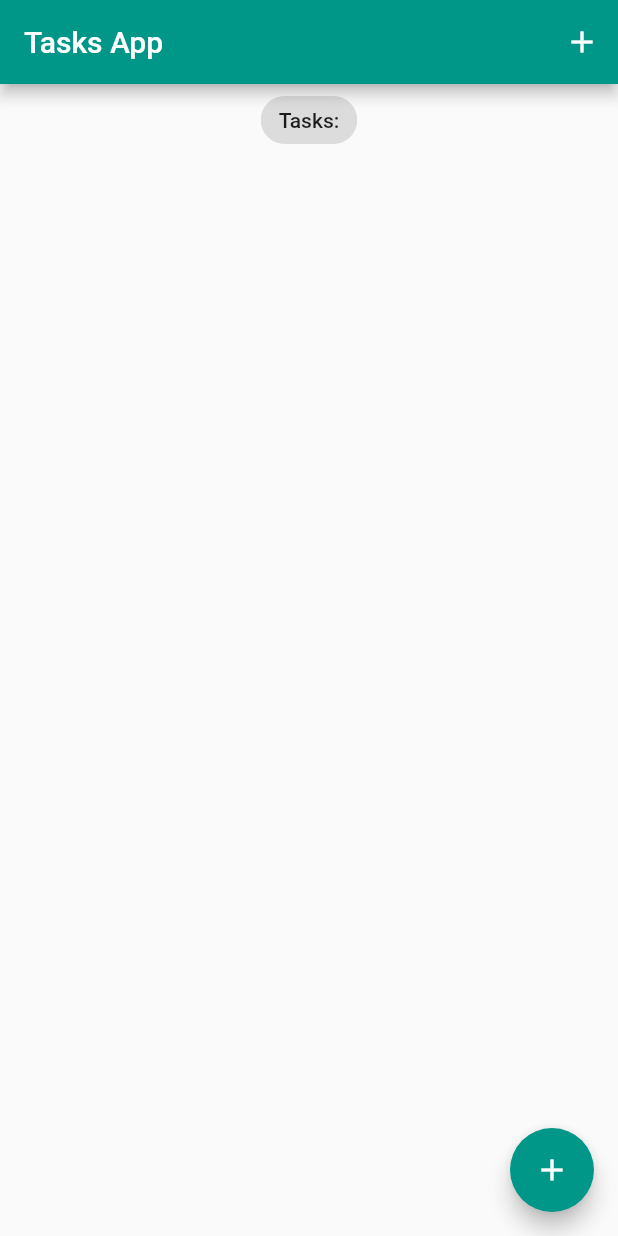
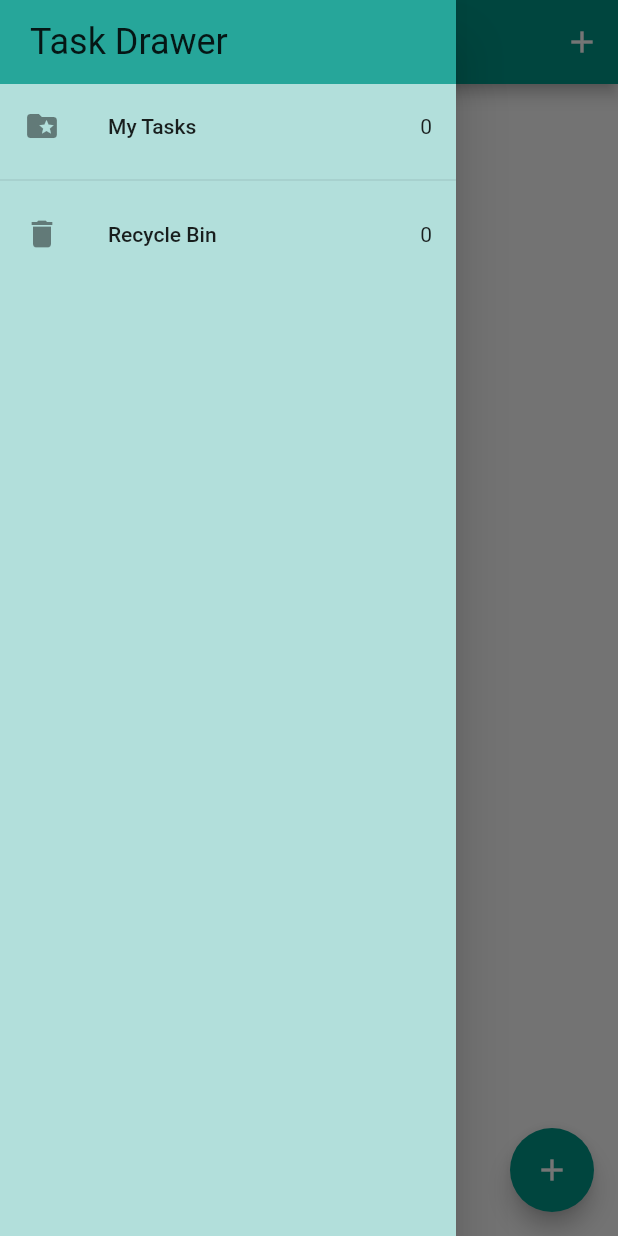
Before and after one commit to ngphsotu/flutter_bloc_tasks_app, a Flutter app: the screen it shows after launch, with the side drawer open (before the commit the screen has no drawer), on a phone screen of 412 x 824 dp. Run offline on Flutter 3.47's test engine with Material 2 defaults, Android fonts, the phone set to English and light mode, and no system bars; our stand-ins replace equatable, flutter_bloc, hydrated_bloc.

Commit message:
complete add task, check task done,  delete task,

```diff
--- a/lib/blocs/bloc/tasks_bloc.dart
+++ b/lib/blocs/bloc/tasks_bloc.dart
@@ -11,6 +11,7 @@
     on<AddTask>(_onAddTask);
     on<UpdateTask>(_onUpdateTask);
     on<DeleteTask>(_onDeleteTask);
+    on<RemovedTask>(_onRemovedTask);
   }
 
   void _onAddTask(AddTask event, Emitter<TasksState> emit) {
@@ -18,6 +19,7 @@
     emit(
       TasksState(
         allTasks: List.from(state.allTasks)..add(event.task),
+        removedTasks: state.removedTasks,
       ),
     );
   }
@@ -31,7 +33,7 @@
     task.isDone == false
         ? allTasks.insert(index, task.copyWith(isDone: true))
         : allTasks.insert(index, task.copyWith(isDone: false));
-    emit(TasksState(allTasks: allTasks));
+    emit(TasksState(allTasks: allTasks, removedTasks: state.removedTasks));
   }
 
   void _onDeleteTask(DeleteTask event, Emitter<TasksState> emit) {
@@ -40,6 +42,19 @@
     emit(
       TasksState(
         allTasks: List.from(state.allTasks)..remove(event.task),
+        removedTasks: List.from(state.removedTasks)..remove(event.task),
+      ),
+    );
+  }
+
+  void _onRemovedTask(RemovedTask event, Emitter<TasksState> emit) {
+    final state = this.state;
+
+    emit(
+      TasksState(
+        allTasks: List.from(state.allTasks)..remove(event.task),
+        removedTasks: List.from(state.removedTasks)
+          ..add(event.task.copyWith(isDeleted: true)),
       ),
     );
   }
--- a/lib/blocs/bloc/tasks_event.dart
+++ b/lib/blocs/bloc/tasks_event.dart
@@ -30,3 +30,11 @@
   @override
   List<Object> get props => [task];
 }
+
+class RemovedTask extends TasksEvent {
+  final Task task;
+  const RemovedTask({required this.task});
+
+  @override
+  List<Object> get props => [task];
+}
--- a/lib/blocs/bloc/tasks_state.dart
+++ b/lib/blocs/bloc/tasks_state.dart
@@ -2,23 +2,28 @@
 
 class TasksState extends Equatable {
   final List<Task> allTasks;
+  final List<Task> removedTasks;
 
   const TasksState({
     this.allTasks = const <Task>[],
+    this.removedTasks = const <Task>[],
   });
 
   @override
-  List<Object> get props => [allTasks];
+  List<Object> get props => [allTasks, removedTasks];
 
   Map<String, dynamic> toMap() {
     return {
       'allTasks': allTasks.map((x) => x.toMap()).toList(),
+      'removedTasks': removedTasks.map((x) => x.toMap()).toList(),
     };
   }
 
   factory TasksState.fromMap(Map<String, dynamic> map) {
     return TasksState(
       allTasks: List<Task>.from(map['allTasks']?.map((x) => Task.fromMap(map))),
+      removedTasks:
+          List<Task>.from(map['removedTasks']?.map((x) => Task.fromMap(map))),
     );
   }
 }
--- a/lib/main.dart
+++ b/lib/main.dart
@@ -3,6 +3,7 @@
 
 import 'blocs/bloc_exports.dart';
 import 'screens/tasks_screen.dart';
+import 'services/app_router.dart';
 
 void main() async {
   WidgetsFlutterBinding.ensureInitialized();
@@ -11,13 +12,15 @@
       storageDirectory: await getApplicationSupportDirectory());
 
   HydratedBlocOverrides.runZoned(
-    () => runApp(const MyApp()),
+    () => runApp(MyApp(appRouter: AppRouter())),
     storage: storage,
   );
 }
 
 class MyApp extends StatelessWidget {
-  const MyApp({super.key});
+  const MyApp({super.key, required this.appRouter});
+
+  final AppRouter appRouter;
 
   @override
   Widget build(BuildContext context) {
@@ -28,6 +31,7 @@
         title: 'Flutter Bloc Tasks App',
         theme: ThemeData(primarySwatch: Colors.teal),
         home: const TasksScreen(),
+        onGenerateRoute: appRouter.onGenerateRoute,
       ),
     );
   }
--- /dev/null
+++ b/lib/screens/my_drawer.dart
@@ -0,0 +1,56 @@
+import 'package:flutter/material.dart';
+import 'package:flutter_bloc_tasks_app/screens/recycle_bin.dart';
+import 'package:flutter_bloc_tasks_app/screens/tasks_screen.dart';
+
+import '../blocs/bloc_exports.dart';
+
+class MyDrawer extends StatelessWidget {
+  const MyDrawer({super.key});
+
+  @override
+  Widget build(BuildContext context) {
+    return SafeArea(
+      child: Drawer(
+        backgroundColor: Colors.teal[100],
+        child: Column(
+          children: [
+            Container(
+              width: double.infinity,
+              padding: const EdgeInsets.symmetric(vertical: 14, horizontal: 20),
+              color: Colors.teal[400],
+              child: Text(
+                'Task Drawer',
+                style: Theme.of(context).textTheme.headline5,
+              ),
+            ),
+            BlocBuilder<TasksBloc, TasksState>(
+              builder: (context, state) {
+                return GestureDetector(
+                  onTap: () => Navigator.of(context).pushNamed(TasksScreen.id),
+                  child: ListTile(
+                    title: const Text('My Tasks'),
+                    leading: const Icon(Icons.folder_special),
+                    trailing: Text('${state.allTasks.length}'),
+                  ),
+                );
+              },
+            ),
+            const Divider(),
+            BlocBuilder<TasksBloc, TasksState>(
+              builder: (context, state) {
+                return GestureDetector(
+                  onTap: () => Navigator.of(context).pushNamed(RecycleBin.id),
+                  child: ListTile(
+                    title: const Text('Recycle Bin'),
+                    leading: const Icon(Icons.delete),
+                    trailing: Text('${state.removedTasks.length}'),
+                  ),
+                );
+              },
+            ),
+          ],
+        ),
+      ),
+    );
+  }
+}
--- a/lib/screens/tasks_screen.dart
+++ b/lib/screens/tasks_screen.dart
@@ -1,4 +1,5 @@
 import 'package:flutter/material.dart';
+import 'package:flutter_bloc_tasks_app/screens/my_drawer.dart';
 
 import '/models/task.dart';
 import 'add_task_screen.dart';
@@ -7,6 +8,8 @@
 
 class TasksScreen extends StatefulWidget {
   const TasksScreen({super.key});
+
+  static const id = 'tasks_screen';
 
   @override
   State<TasksScreen> createState() => _TasksScreenState();
@@ -41,12 +44,15 @@
             ),
           ],
         ),
+        drawer: const MyDrawer(),
         body: Column(
           crossAxisAlignment: CrossAxisAlignment.center,
           children: [
-            const Center(
+            Center(
               child: Chip(
-                label: Text('Tasks:'),
+                label: state.allTasks.isEmpty || state.allTasks.length == 1
+                    ? Text('${state.allTasks.length} Task')
+                    : Text('${state.allTasks.length} Tasks'),
               ),
             ),
             TasksList(taskslist: taskslist),
--- /dev/null
+++ b/lib/widgets/task_title.dart
@@ -0,0 +1,40 @@
+import 'package:flutter/material.dart';
+
+import '/models/task.dart';
+import '/blocs/bloc_exports.dart';
+
+class TaskTitle extends StatelessWidget {
+  const TaskTitle({
+    Key? key,
+    required this.task,
+  }) : super(key: key);
+
+  final Task task;
+
+  void _removeOrDeleteTask(BuildContext ctx, Task task) {
+    task.isDeleted!
+        ? ctx.read<TasksBloc>().add(DeleteTask(task: task))
+        : ctx.read<TasksBloc>().add(RemovedTask(task: task));
+  }
+
+  @override
+  Widget build(BuildContext context) {
+    return ListTile(
+      title: Text(
+        task.title,
+        style: TextStyle(
+          decoration: task.isDone! ? TextDecoration.lineThrough : null,
+        ),
+      ),
+      trailing: Checkbox(
+        value: task.isDone,
+        onChanged: task.isDeleted == false
+            ? (value) {
+                context.read<TasksBloc>().add(UpdateTask(task: task));
+              }
+            : null,
+      ),
+      onLongPress: () => _removeOrDeleteTask(context, task),
+    );
+  }
+}
```
Also changed, not shown: lib/screens/recycle_bin.dart (added, +50 -0 lines), lib/services/app_router.dart (added, +16 -0 lines), lib/widgets/tasks_list.dart (+2 -12 lines), 1 other file.
